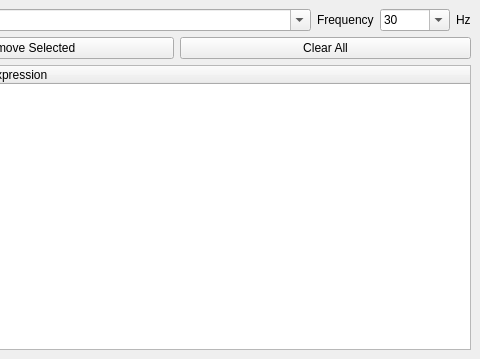
Old version of the form rosgui_publisher/lib/Publisher.ui in the repository ros-visualization/rqt; both pictures show x 424 to 904 and y 0 to 359 of the 904 by 359 pixel window.
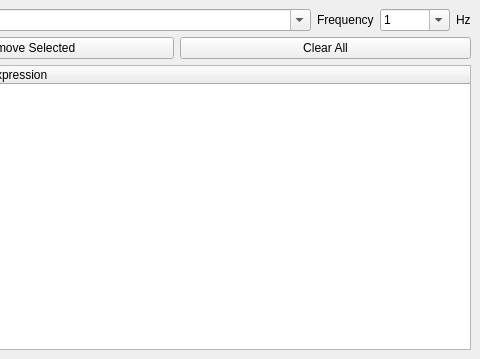
New version of the form. Custom widgets are drawn as their Qt base class.

Commit message: simplified code of publisher by using functions form roslib.msgs

What changed in the file:
```diff
--- a/rosgui_publisher/lib/Publisher.ui
+++ b/rosgui_publisher/lib/Publisher.ui
@@ -88,7 +88,7 @@
         </property>
         <item>
          <property name="text">
-          <string>30</string>
+          <string>1</string>
          </property>
         </item>
        </widget>
```
The commit also changes 1 other file.
